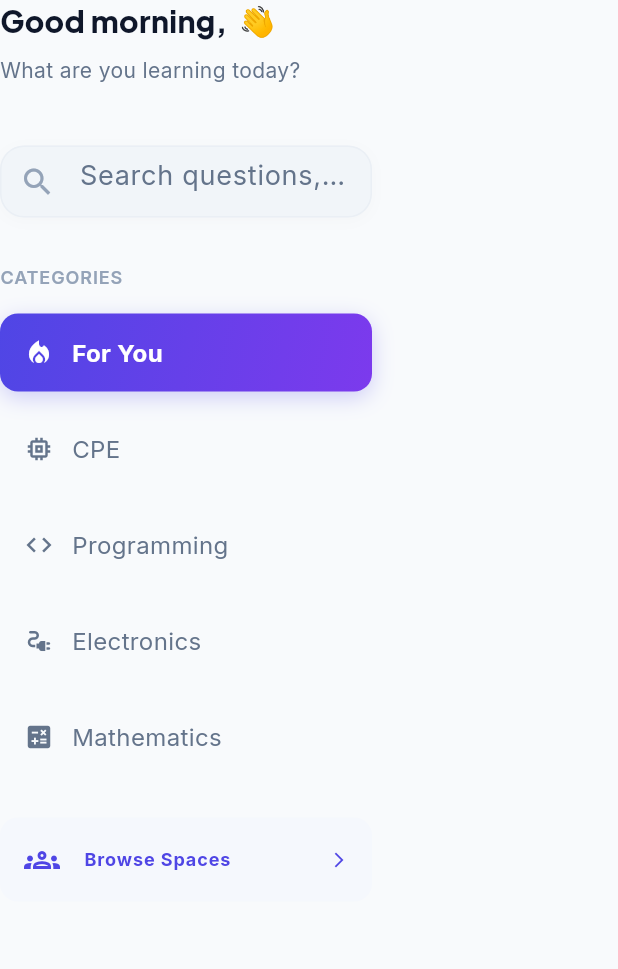
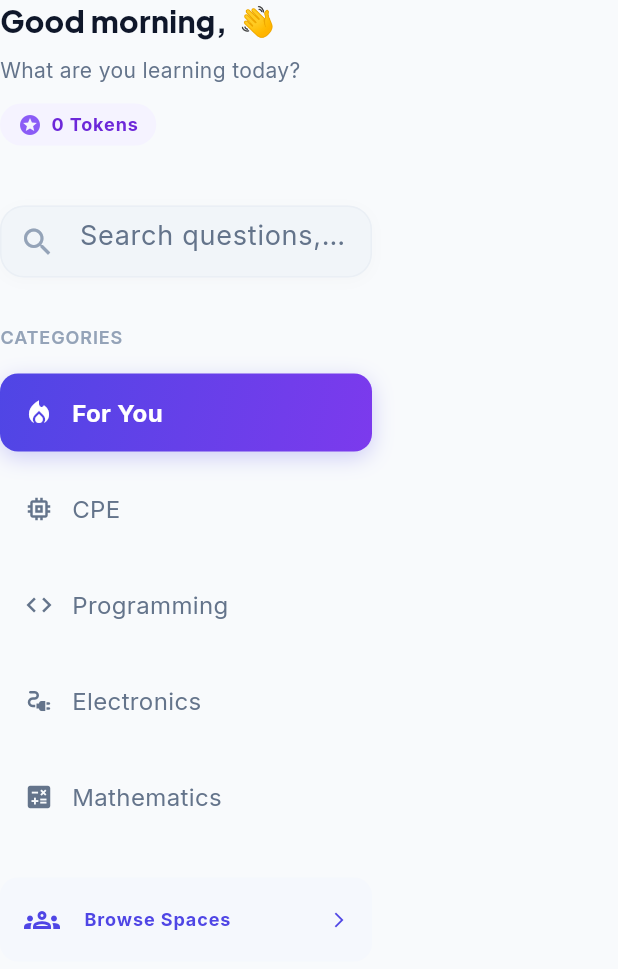
Before and after one commit to Kenjiroooo/Hivemind, a Flutter app: the DesktopSidebar widget shown alone on an empty page, opened directly with empty values, on a phone screen of 412 x 824 dp. Shown: the top 969 px of the screen. Run offline on Flutter 3.47's test engine with Material 3 defaults, Android fonts, the phone set to English and light mode, and no system bars; drawn by our look-alikes of flutter_animate; our stand-ins replace cached_network_image, flutter_markdown, flutter_riverpod, freezed_annotation, go_router, google_fonts and 2 more; generated files the repository leaves out were written again.

Commit message:
feat: add token display to desktop sidebar

```diff
--- a/lib/core/widgets/desktop_sidebar.dart
+++ b/lib/core/widgets/desktop_sidebar.dart
@@ -9,12 +9,14 @@ class DesktopSidebar extends StatelessWidget {
   final int currentIndex;
   final Function(int) onTabSelected;
   final String userName;
+  final int tokenBalance;
 
   const DesktopSidebar({
     super.key,
     required this.currentIndex,
     required this.onTabSelected,
     required this.userName,
+    this.tokenBalance = 0,
   });
 
   String _getGreeting() {
@@ -48,6 +50,31 @@ class DesktopSidebar extends StatelessWidget {
                 Text(
                   'What are you learning today?',
                   style: AppTypography.bodySm.copyWith(color: AppColors.onSurfaceVariant),
+                ),
+                const SizedBox(height: 12),
+                GestureDetector(
+                  onTap: () => context.push('/rewards'),
+                  child: Container(
+                    padding: const EdgeInsets.symmetric(horizontal: 12, vertical: 6),
+                    decoration: BoxDecoration(
+                      color: AppColors.tertiaryContainer,
+                      borderRadius: BorderRadius.circular(16),
+                    ),
+                    child: Row(
+                      mainAxisSize: MainAxisSize.min,
+                      children: [
+                        const Icon(Icons.stars, color: AppColors.tertiary, size: 16),
+                        const SizedBox(width: 6),
+                        Text(
+                          '$tokenBalance Tokens',
+                          style: AppTypography.labelMd.copyWith(
+                            color: AppColors.onTertiaryContainer,
+                            fontWeight: FontWeight.bold,
+                          ),
+                        ),
+                      ],
+                    ),
+                  ),
                 ),
               ],
             ),
--- a/lib/core/widgets/main_shell.dart
+++ b/lib/core/widgets/main_shell.dart
@@ -111,6 +111,7 @@ class MainShell extends ConsumerWidget {
                 currentIndex: _calculateSidebarIndex(location),
                 onTabSelected: (index) => _onSidebarSelected(context, index),
                 userName: userName ?? 'Guest',
+                tokenBalance: ref.watch(authControllerProvider).valueOrNull?.tokenBalance ?? 0,
               ),
               Expanded(
                 child: child,
```
